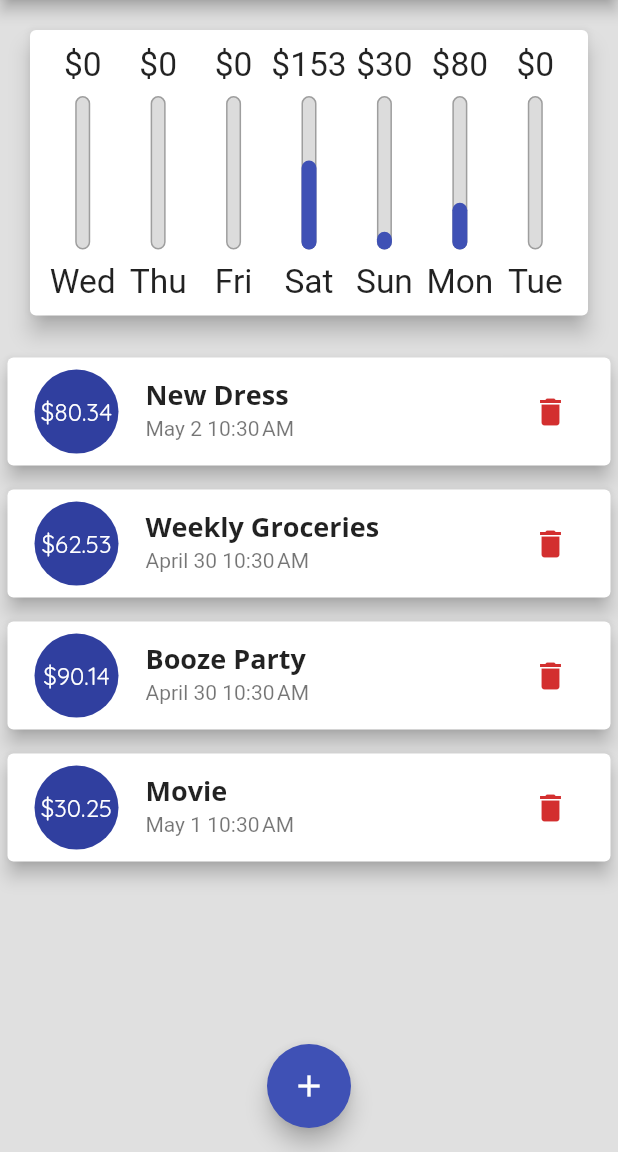
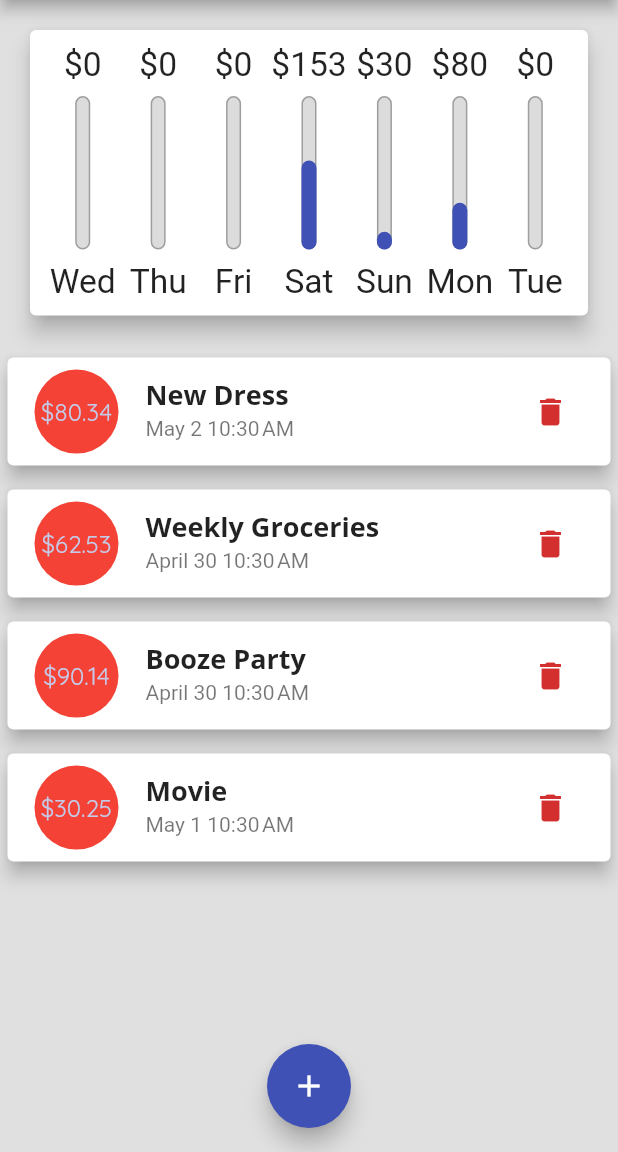
Before and after one commit to dsadasivani/expenses_manager_app, a Flutter app: the screen it shows after launch, on a phone screen of 412 x 824 dp, the part 84-1236 px from its top. Run offline on Flutter 3.47's test engine with Material 2 defaults, Android fonts, the phone set to English and light mode, and no system bars.

Commit message:
using keys for identifying stateful widget

```diff
--- a/lib/widgets/transaction_item.dart
+++ b/lib/widgets/transaction_item.dart
@@ -1,9 +1,11 @@
+import 'dart:math';
+
 import 'package:flutter/material.dart';
 import 'package:intl/intl.dart';
 
 import '../models/transaction.dart';
 
-class TransactionItem extends StatelessWidget {
+class TransactionItem extends StatefulWidget {
   const TransactionItem({
     Key key,
     @required this.userTransaction,
@@ -12,6 +14,24 @@ class TransactionItem extends StatelessWidget {
 
   final Transaction userTransaction;
   final Function deleteTxn;
+
+  @override
+  State<TransactionItem> createState() => _TransactionItemState();
+}
+
+class _TransactionItemState extends State<TransactionItem> {
+  Color _bgColor;
+  @override
+  void initState() {
+    const availableColor = [
+      Colors.red,
+      Colors.blue,
+      Colors.black,
+      Colors.yellow,
+    ];
+    _bgColor = availableColor[Random().nextInt(4)];
+    super.initState();
+  }
 
   @override
   Widget build(BuildContext context) {
@@ -23,22 +43,23 @@ class TransactionItem extends StatelessWidget {
       ),
       child: ListTile(
         leading: CircleAvatar(
+          backgroundColor: _bgColor,
           radius: 30,
           child: Padding(
             padding: EdgeInsets.all(6),
             child: FittedBox(
               child: Text(
-                '\$${userTransaction.amount.toStringAsFixed(2)}',
+                '\$${widget.userTransaction.amount.toStringAsFixed(2)}',
               ),
             ),
           ),
         ),
         title: Text(
-          userTransaction.title,
+          widget.userTransaction.title,
           style: Theme.of(context).textTheme.headline6,
         ),
-        subtitle:
-            Text(DateFormat.MMMMd().add_jm().format(userTransaction.date)),
+        subtitle: Text(
+            DateFormat.MMMMd().add_jm().format(widget.userTransaction.date)),
         trailing: MediaQuery.of(context).size.width > 460
             ? TextButton.icon(
                 icon: Icon(Icons.delete, color: Theme.of(context).errorColor),
@@ -49,12 +70,12 @@ class TransactionItem extends StatelessWidget {
                     fontWeight: FontWeight.bold,
                   ),
                 ),
-                onPressed: () => deleteTxn(userTransaction.id),
+                onPressed: () => widget.deleteTxn(widget.userTransaction.id),
               )
             : IconButton(
                 icon: Icon(Icons.delete),
                 color: Theme.of(context).errorColor,
-                onPressed: () => deleteTxn(userTransaction.id),
+                onPressed: () => widget.deleteTxn(widget.userTransaction.id),
               ),
       ),
     );
--- a/lib/widgets/transaction_list.dart
+++ b/lib/widgets/transaction_list.dart
@@ -31,14 +31,25 @@ class TransactionList extends StatelessWidget {
               );
             },
           )
-        : ListView.builder(
-            itemCount: userTransactions.length,
-            itemBuilder: (ctx, index) {
-              return TransactionItem(
-                userTransaction: userTransactions[index],
-                deleteTxn: deleteTxn,
-              );
-            },
+        // : ListView.builder(
+        //     itemCount: userTransactions.length,
+        //     itemBuilder: (ctx, index) {
+        //       return TransactionItem(
+        //         userTransaction: userTransactions[index],
+        //         deleteTxn: deleteTxn,
+        //       );
+        //     },
+        //   );
+        : ListView(
+            children: userTransactions.map(
+              (txn) {
+                return TransactionItem(
+                  key: ValueKey(txn.id),
+                  userTransaction: txn,
+                  deleteTxn: deleteTxn,
+                );
+              },
+            ).toList(),
           );
   }
 }
```
